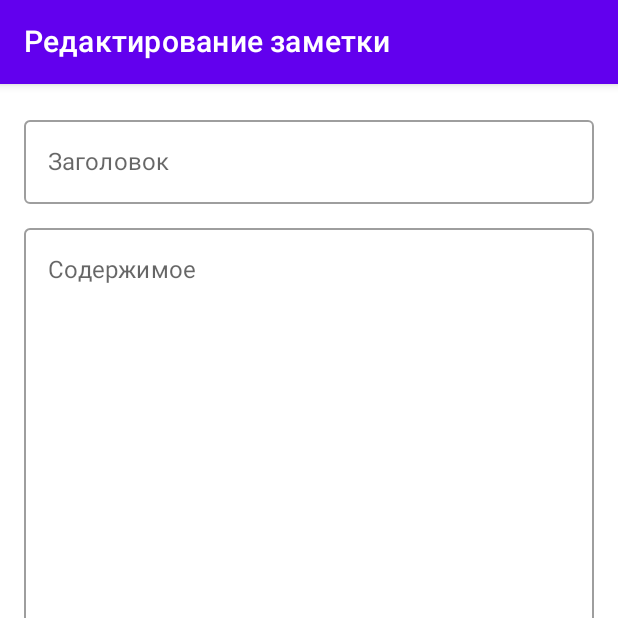
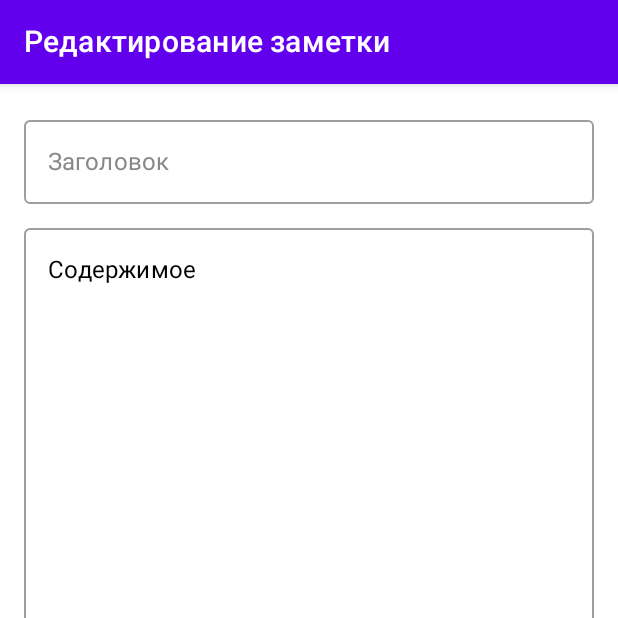
Before and after one commit to Mutlaboc/MutlabocNotes, an Android app built with Jetpack Compose: the EditNoteScreen screen opened through its navigation route, on a phone screen of 412 x 824 dp, the top half of it. Run offline under Robolectric (Android 15) with nearby library versions, the light colour scheme and no system bars.

Commit message:
работа со шрифтами

```diff
--- a/app/src/main/java/com/example/mutlabocsnotes/EditNoteScreen.kt
+++ b/app/src/main/java/com/example/mutlabocsnotes/EditNoteScreen.kt
@@ -10,6 +10,7 @@ import androidx.compose.material.Button
 import androidx.compose.material.OutlinedTextField
 import androidx.compose.material.Scaffold
 import androidx.compose.material.Text
+import androidx.compose.material.TextFieldDefaults
 import androidx.compose.material.TopAppBar
 import androidx.compose.runtime.Composable
 import androidx.compose.runtime.getValue
@@ -18,6 +19,8 @@ import androidx.compose.runtime.remember
 import androidx.compose.runtime.setValue
 import androidx.compose.ui.Alignment
 import androidx.compose.ui.Modifier
+import androidx.compose.ui.graphics.Color
+import androidx.compose.ui.text.TextStyle
 import androidx.compose.ui.unit.dp
 
 @Composable
@@ -45,17 +48,27 @@ fun EditNoteScreen(
                 value = title,
                 onValueChange = { title = it },
                 label = { Text("Заголовок") },
-                modifier = Modifier.fillMaxWidth()
+                textStyle = TextStyle(color = Color.Black),
+                colors = TextFieldDefaults.outlinedTextFieldColors(
+                    textColor = Color.Black,
+                    focusedLabelColor = Color.Black,
+                    unfocusedLabelColor = Color.Gray,
+                    cursorColor = Color.Black),
+
+                modifier = Modifier.fillMaxWidth(),
+
             )
             Spacer(modifier = Modifier.height(8.dp))
             OutlinedTextField(
                 value = content,
                 onValueChange = { content = it },
-                label = { Text("Содержимое") },
+                label = { Text("Содержимое", color = Color.Black) },
+                textStyle = TextStyle(color = Color.Black),
                 modifier = Modifier
                     .fillMaxWidth()
                     .weight(1f),
                 maxLines = Int.MAX_VALUE
+
             )
             Spacer(modifier = Modifier.height(8.dp))
             Button(
--- a/app/src/main/java/com/example/mutlabocsnotes/MainActivity.kt
+++ b/app/src/main/java/com/example/mutlabocsnotes/MainActivity.kt
@@ -8,6 +8,10 @@ import androidx.navigation.compose.NavHost
 import androidx.navigation.compose.composable
 import androidx.navigation.compose.rememberNavController
 import androidx.activity.compose.setContent
+import androidx.appcompat.app.AppCompatDelegate
+import androidx.compose.material.MaterialTheme
+import androidx.compose.material.lightColors
+import androidx.compose.ui.graphics.Color
 import androidx.lifecycle.viewmodel.compose.viewModel
 import androidx.navigation.compose.NavHost
 import androidx.navigation.compose.composable
@@ -17,8 +21,10 @@ class MainActivity : ComponentActivity() {
 
    override fun onCreate(savedInstanceState: Bundle?) {
        super.onCreate(savedInstanceState)
+       AppCompatDelegate.setDefaultNightMode(AppCompatDelegate.MODE_NIGHT_NO)
        setContent {
            MyApp()
+
        }
    }
 }
--- a/app/src/main/res/values-night/themes.xml
+++ b/app/src/main/res/values-night/themes.xml
@@ -1,6 +1,6 @@
 <resources xmlns:tools="http://schemas.android.com/tools">
     <!-- Base application theme. -->
-    <style name="Base.Theme.MutlabocsNotes" parent="Theme.Material3.DayNight.NoActionBar">
+    <style name="Base.Theme.MutlabocsNotes" parent="Theme.Material3.Light.NoActionBar">
         <!-- Customize your dark theme here. -->
         <!-- <item name="colorPrimary">@color/my_dark_primary</item> -->
     </style>
--- a/app/src/main/res/values/themes.xml
+++ b/app/src/main/res/values/themes.xml
@@ -1,6 +1,6 @@
 <resources xmlns:tools="http://schemas.android.com/tools">
     <!-- Base application theme. -->
-    <style name="Base.Theme.MutlabocsNotes" parent="Theme.Material3.DayNight.NoActionBar">
+    <style name="Base.Theme.MutlabocsNotes" parent="Theme.Material3.Light.NoActionBar">
         <!-- Customize your light theme here. -->
         <!-- <item name="colorPrimary">@color/my_light_primary</item> -->
     </style>
```
